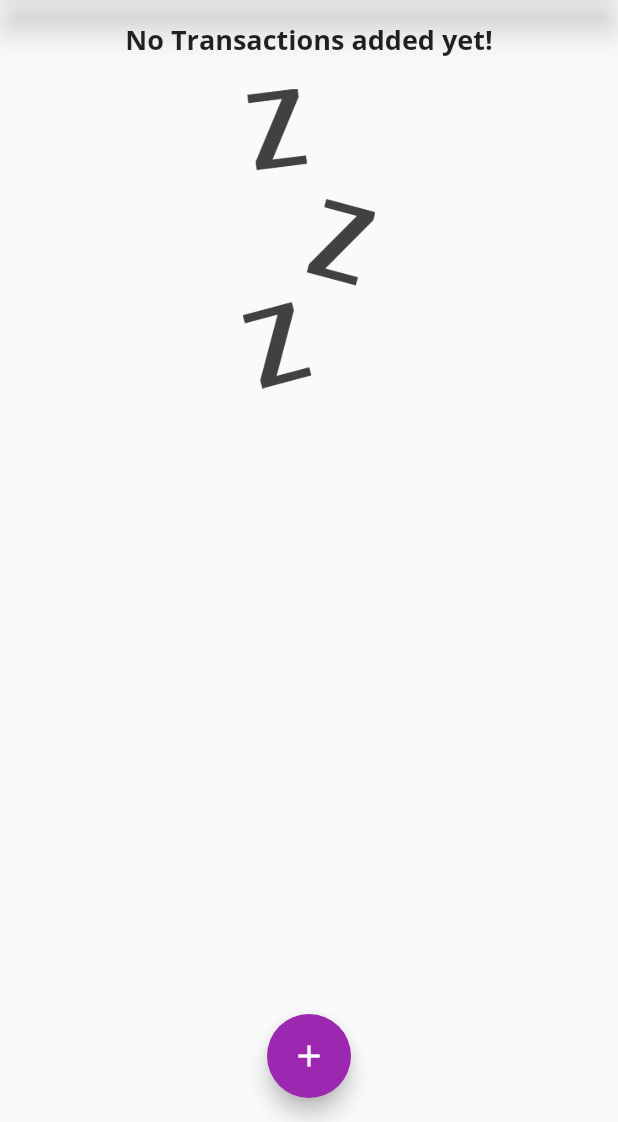
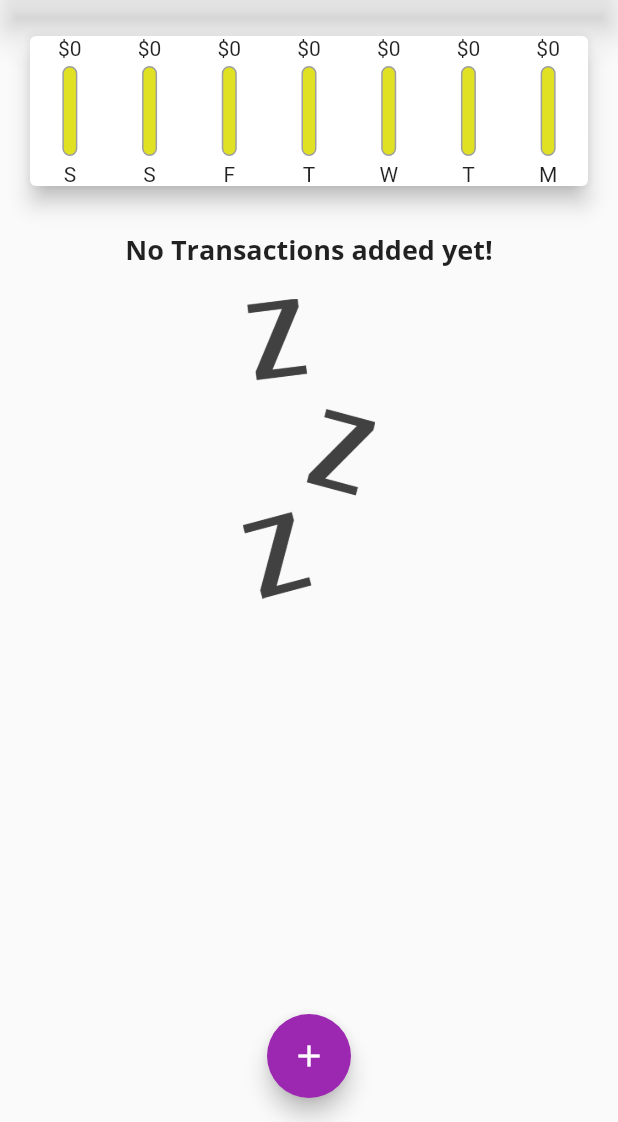
Before and after one commit to gopigoppu/learn_flutter, a Flutter app: the screen it shows after launch, on a phone screen of 412 x 824 dp, the part 114-1236 px from its top. Run offline on Flutter 3.47's test engine with Material 2 defaults, Android fonts, the phone set to English and light mode, and no system bars.

Commit message:
chart bar add

```diff
--- a/lib/expense/expense_main.dart
+++ b/lib/expense/expense_main.dart
@@ -1,4 +1,5 @@
 import 'package:flutter/material.dart';
+import './widgets/chart.dart';
 import './widgets/new_transaction.dart';
 import './models/transaction.dart';
 import 'widgets/transaction_list.dart';
@@ -24,6 +25,14 @@ class _ExpenseAppState extends State<ExpenseApp> {
     setState(() {
       _userTransactions.add(newTx);
     });
+  }
+
+  List<Transaction> get _recentTransactions {
+    return _userTransactions.where((tx) {
+      return tx.date.isAfter(DateTime.now().subtract(
+        Duration(days: 7),
+      ));
+    }).toList();
   }
 
   void _startAddNewTransaction(BuildContext ctx) {
@@ -87,6 +96,7 @@ class _ExpenseAppState extends State<ExpenseApp> {
                   child: Text('CHART'),
                 ),
               ),
+              Chart(_recentTransactions),
               TransactionList(_userTransactions),
             ],
           ),
--- /dev/null
+++ b/lib/expense/widgets/chart.dart
@@ -0,0 +1,62 @@
+import 'package:flutter/material.dart';
+import 'package:intl/intl.dart';
+import './chart_bar.dart';
+import '../models/transaction.dart';
+
+class Chart extends StatelessWidget {
+  final List<Transaction> recentTransactions;
+
+  Chart(this.recentTransactions, {super.key});
+
+  List<Map<String, Object>> get groupedTransactionValues {
+    return List.generate(7, (index) {
+      final weekDay = DateTime.now().subtract(
+        Duration(days: index),
+      );
+      double totalSum = 0.0;
+      for (var i = 0; i < recentTransactions.length; i++) {
+        if (recentTransactions[i].date.day == weekDay.day &&
+            recentTransactions[i].date.month == weekDay.month &&
+            recentTransactions[i].date.year == weekDay.year) {
+          totalSum += recentTransactions[i].amount;
+        }
+      }
+
+      // print(DateFormat.E().format(weekDay));
+      // print(totalSum);
+      return {
+        'day': DateFormat.E().format(weekDay).substring(0, 1),
+        'amount': totalSum,
+      };
+    });
+  }
+
+  double get totalSpending {
+    return groupedTransactionValues.fold(0.0, (sum, item) {
+      return sum + (item['amount'] as double);
+    });
+  }
+
+  @override
+  Widget build(BuildContext context) {
+    print(groupedTransactionValues);
+    return Card(
+      elevation: 6,
+      margin: EdgeInsets.all(20),
+      child: Row(
+        mainAxisAlignment: MainAxisAlignment.spaceAround,
+        children: groupedTransactionValues.map((data) {
+          return Flexible(
+            fit: FlexFit.tight,
+            child: ChartBar(
+                (data['day'] as String),
+                (data['amount'] as double),
+                totalSpending == 0.0
+                    ? 0.0
+                    : (data['amount'] as double) / totalSpending),
+          );
+        }).toList(),
+      ),
+    );
+  }
+}
--- /dev/null
+++ b/lib/expense/widgets/chart_bar.dart
@@ -0,0 +1,49 @@
+import 'package:flutter/material.dart';
+
+class ChartBar extends StatelessWidget {
+  final String label;
+  final double spendingAmount;
+  final double spendingPctOfTotal;
+
+  ChartBar(this.label, this.spendingAmount, this.spendingPctOfTotal,
+      {super.key});
+
+  @override
+  Widget build(BuildContext context) {
+    return Column(
+      children: [
+        Text('\$${spendingAmount.toStringAsFixed(0)}'),
+        SizedBox(
+          height: 4,
+        ),
+        Container(
+          height: 60,
+          width: 10,
+          child: Stack(
+            children: [
+              Container(
+                decoration: BoxDecoration(
+                  border: Border.all(color: Colors.grey, width: 1.0),
+                  color: Color.fromARGB(220, 220, 220, 1),
+                  borderRadius: BorderRadius.circular(10),
+                ),
+              ),
+              FractionallySizedBox(
+                heightFactor: spendingPctOfTotal,
+                child: Container(
+                    decoration: BoxDecoration(
+                  color: Theme.of(context).primaryColorDark,
+                  borderRadius: BorderRadius.circular(10),
+                )),
+              ),
+            ],
+          ),
+        ),
+        SizedBox(
+          height: 4,
+        ),
+        Text(label),
+      ],
+    );
+  }
+}
```
